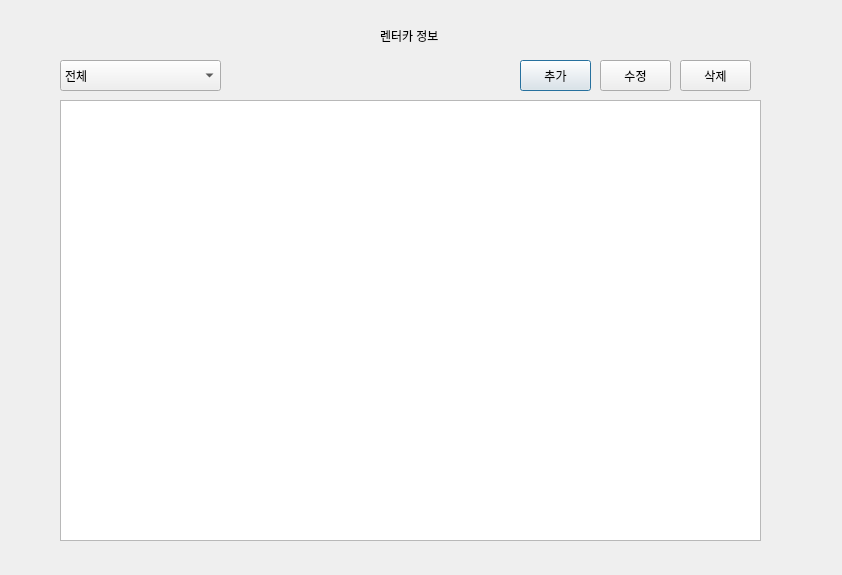
The window that server/car.ui (rentacar-4team/rentacar) describes before a commit, drawn with Qt 5.
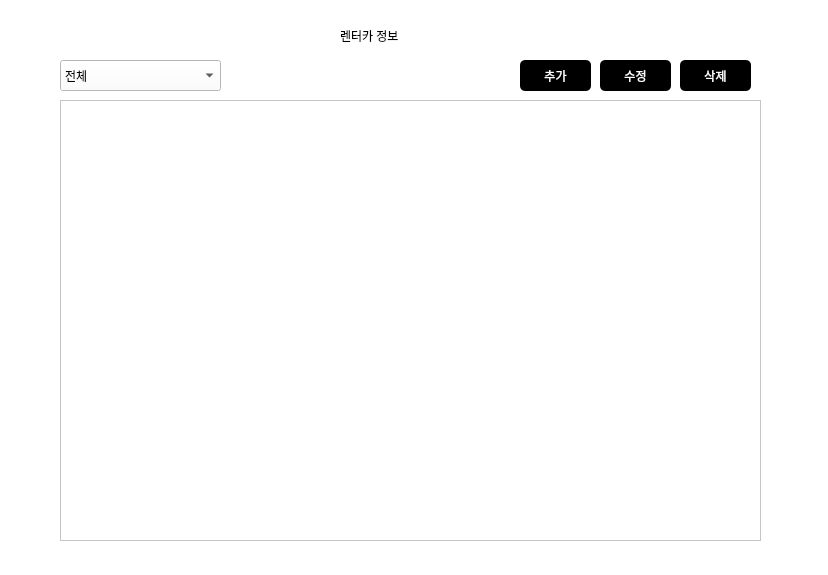
The same window after the commit.

```diff
--- a/server/car.ui
+++ b/server/car.ui
@@ -6,13 +6,16 @@
    <rect>
     <x>0</x>
     <y>0</y>
-    <width>842</width>
+    <width>828</width>
     <height>575</height>
    </rect>
   </property>
   <property name="windowTitle">
    <string>Dialog</string>
   </property>
+  <property name="styleSheet">
+   <string notr="true">background-color: rgb(255, 255, 255);</string>
+  </property>
   <widget class="QPushButton" name="add_btn">
    <property name="geometry">
     <rect>
@@ -22,6 +25,11 @@
      <height>31</height>
     </rect>
    </property>
+   <property name="styleSheet">
+    <string notr="true">background-color: rgb(0, 0, 0);
+color: rgb(255, 255, 255);
+border-radius: 5px;</string>
+   </property>
    <property name="text">
     <string>추가</string>
    </property>
@@ -39,12 +47,15 @@
   <widget class="QLabel" name="label">
    <property name="geometry">
     <rect>
-     <x>380</x>
-     <y>20</y>
-     <width>111</width>
-     <height>31</height>
+     <x>340</x>
+     <y>10</y>
+     <width>171</width>
+     <height>51</height>
     </rect>
    </property>
+   <property name="styleSheet">
+    <string notr="true">font: 75 20pt &quot;ori1Uni&quot;;</string>
+   </property>
    <property name="text">
     <string>렌터카 정보</string>
    </property>
@@ -58,6 +69,11 @@
      <height>31</height>
     </rect>
    </property>
+   <property name="styleSheet">
+    <string notr="true">background-color: rgb(0, 0, 0);
+color: rgb(255, 255, 255);
+border-radius: 5px;</string>
+   </property>
    <property name="text">
     <string>수정</string>
    </property>
@@ -71,6 +87,11 @@
      <height>31</height>
     </rect>
    </property>
+   <property name="styleSheet">
+    <string notr="true">background-color: rgb(0, 0, 0);
+color: rgb(255, 255, 255);
+border-radius: 5px;</string>
+   </property>
    <property name="text">
     <string>삭제</string>
    </property>
```
Left out of the diff: 3 changed lines with no effect on the pictures.
